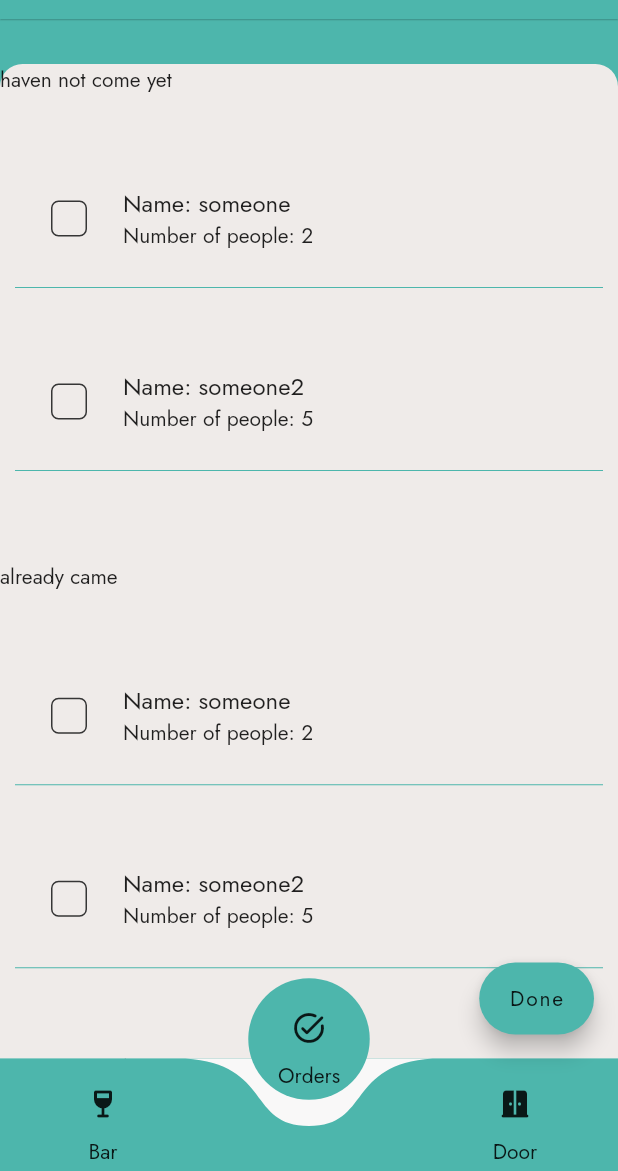
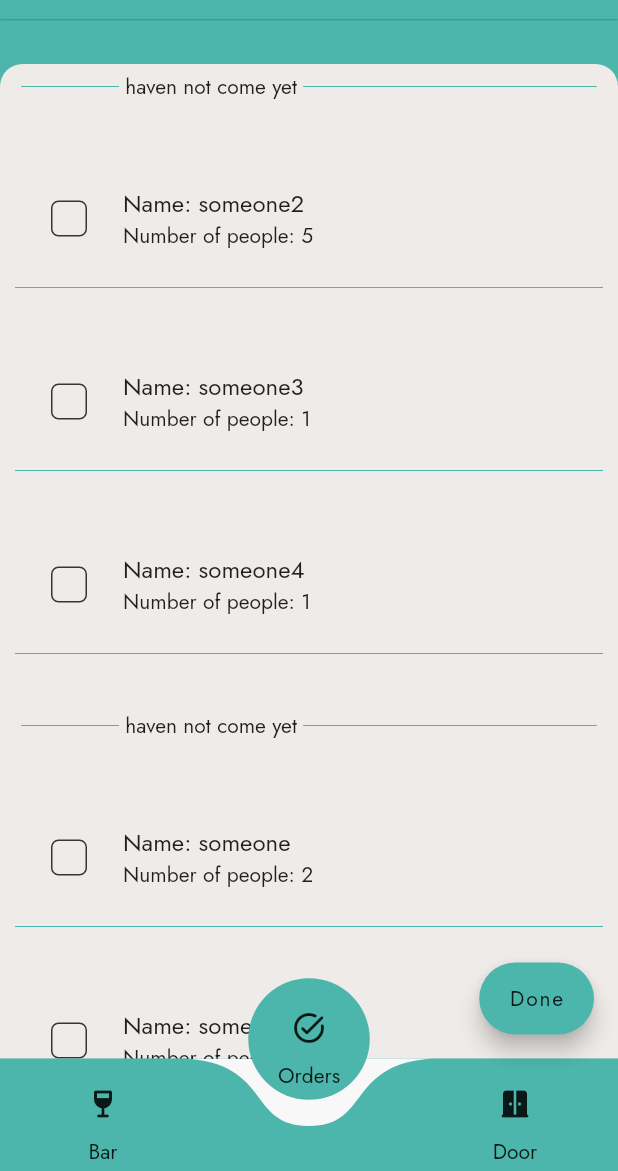
Before and after one commit to MayarAboumahmood/worker_app, a Flutter app: the BarPage screen opened by its route, item 2 of the bottom bar chosen, on a phone screen of 412 x 824 dp, the part 65-1236 px from its top. Run offline on Flutter 3.47's test engine with Material 2 defaults, Android fonts, the phone set to English and light mode, and no system bars; drawn by our look-alikes of curved_navigation_bar; our stand-ins replace auto_size_text, file_picker, get, shared_preferences, sized_context; accounts and stored records are empty.

Commit message:
complite the door page design...

```diff
--- a/worker_app/lib/general_controller/general_binding.dart
+++ b/worker_app/lib/general_controller/general_binding.dart
@@ -1,6 +1,4 @@
 import 'package:get/get.dart';
-import 'package:worker_app/view/widget/event_card.dart';
-
 import '../view/screens/settings/setting_controller.dart';
 import '../view/screens/settings/theme_controller.dart';
 import '../view/widget/drawer.dart';
@@ -11,6 +9,5 @@ class GeneralBinding implements Bindings {
     Get.put(ThemeController());
     Get.put(SlideDrawerController());
     Get.lazyPut(() => SettingController());
-    Get.lazyPut(() => EventCardController());
   }
 }
--- a/worker_app/lib/routes.dart
+++ b/worker_app/lib/routes.dart
@@ -2,7 +2,7 @@ import 'package:get/get.dart';
 import 'package:worker_app/view/screens/bar/bar_page.dart';
 import 'package:worker_app/view/screens/bar/bar_page_binding.dart';
 import 'package:worker_app/view/screens/cart/cart_page.dart';
-import 'package:worker_app/view/screens/event_info/event_binding.dart';
+import 'package:worker_app/view/screens/event_info/event_info_binding.dart';
 import 'package:worker_app/view/screens/event_info/event_info_page.dart';
 import 'package:worker_app/view/screens/event_page/event_page.dart';
 import 'package:worker_app/view/screens/event_page/event_page_binding.dart';
--- a/worker_app/lib/view/screens/bar/bar_page.dart
+++ b/worker_app/lib/view/screens/bar/bar_page.dart
@@ -26,7 +26,8 @@ class BarPage extends StatelessWidget {
         length: 1,
         initialIndex: 0,
         child: Scaffold(
-          floatingActionButton: Obx(() => SizedBox(
+          floatingActionButton: controller.page.value == 0
+              ? Obx(() => SizedBox(
                     height: 100,
                     child: AnimatedAlign(
                       duration: const Duration(milliseconds: 500),
@@ -46,9 +47,11 @@ class BarPage extends StatelessWidget {
                             onpressedDone(
                                 controller.page.value, drinkCardController);
                           },
-                      label: Text('Done'.tr, style: generalTextStyle(null))),
+                          label:
+                              Text('Done'.tr, style: generalTextStyle(null))),
                     ),
-              )),
+                  ))
+              : null,
           extendBody: true,
           appBar: createAppBar(size),
           drawer: ProjectDrawer(),
@@ -87,8 +90,8 @@ class BarPage extends StatelessWidget {
     List<Widget> list = [
       buildBarGridView(Colors.black, context, drinkCardController),
       // buildBarGridView(Colors.blue, context, drinkCardController),
-      reservationList(),
-      reservationList(),
+      attendanceList(),
+      attendanceList(),
     ];
     return ([list[controller.page.value]]);
   }
--- a/worker_app/lib/view/screens/door/door_page.dart
+++ b/worker_app/lib/view/screens/door/door_page.dart
@@ -1,7 +1,7 @@
 // ignore_for_file: public_member_api_docs, sort_constructors_first
 import 'package:flutter/material.dart';
 import 'package:get/get.dart';
-import 'package:worker_app/constant/text_style.dart';
+import 'package:worker_app/view/widget/divider_with_word.dart';
 
 import '../../widget/reservation_card.dart';
 
@@ -19,76 +19,43 @@ List<Widget> notCameReservatons = [
   ReservationCard(
       reservation: Reservation(eventId: 1, name: 'someone', number: 2)),
   ReservationCard(
-      reservation: Reservation(eventId: 1, name: 'someone2', number: 5)),
+      reservation: Reservation(eventId: 2, name: 'someone2', number: 5)),
   ReservationCard(
-      reservation: Reservation(eventId: 1, name: 'someone3', number: 1)),
+      reservation: Reservation(eventId: 3, name: 'someone3', number: 1)),
   ReservationCard(
-      reservation: Reservation(eventId: 1, name: 'someone4', number: 1)),
+      reservation: Reservation(eventId: 4, name: 'someone4', number: 1)),
   ReservationCard(
-      reservation: Reservation(eventId: 1, name: 'someone', number: 2)),
-  ReservationCard(
-      reservation: Reservation(eventId: 1, name: 'someone2', number: 5)),
-  ReservationCard(
-      reservation: Reservation(eventId: 1, name: 'someone3', number: 1)),
-  ReservationCard(
-      reservation: Reservation(eventId: 1, name: 'someone4', number: 1)),
+      reservation: Reservation(eventId: 5, name: 'someone5', number: 2)),
 ];
-Widget cameReservationList() {
+
+Widget attendanceList() {
   return ListView.builder(
     padding: const EdgeInsets.symmetric(vertical: 20),
-    itemCount: cameReservatons.length - 1,
+    itemCount: cameReservatons.length + notCameReservatons.length + 1,
     itemBuilder: (context, index) {
+      print('index: ${index}');
+
       return Padding(
         padding: const EdgeInsets.symmetric(horizontal: 10, vertical: 15),
-        child: cameReservatons[index],
+        child: index == 0
+            ? Column(
+                children: [
+                  dividerWithWord('haven not come yet'.tr),
+                  const SizedBox(height: 10),
+                ],
+              )
+            : index < cameReservatons.length
+                ? cameReservatons[index]
+                : index == cameReservatons.length
+                    ? Column(
+                        children: [
+                          dividerWithWord('haven not come yet'.tr),
+                          const SizedBox(height: 10),
+                        ],
+                      )
+                    : notCameReservatons[index - cameReservatons.length - 1],
       );
     },
-  );
-}
-
-Widget notCameReservationList() {
-  return ListView.builder(
-    padding: const EdgeInsets.symmetric(vertical: 20),
-    itemCount: notCameReservatons.length - 1,
-    itemBuilder: (context, index) {
-      return Padding(
-        padding: const EdgeInsets.symmetric(horizontal: 10, vertical: 15),
-        child: notCameReservatons[index],
-      );
-    },
-  );
-}
-
-Widget reservationList() {
-  return Column(
-    children: [
-      const SizedBox(
-        height: 30,
-      ),
-      dividerWithWord('haven not come yet'.tr),
-      const SizedBox(
-        height: 10,
-      ),
-      Expanded(child: notCameReservationList()),
-      dividerWithWord('already came'.tr),
-      const SizedBox(
-        height: 10,
-      ),
-      Expanded(child: cameReservationList())
-    ],
-  );
-}
-
-Widget dividerWithWord(String word) {
-  return Row(
-    children: [
-      const Divider(),
-      Text(
-        word,
-        style: generalTextStyle(null),
-      ),
-      const Divider(),
-    ],
   );
 }
 
--- a/worker_app/lib/view/screens/event_info/event_info_page.dart
+++ b/worker_app/lib/view/screens/event_info/event_info_page.dart
@@ -1,7 +1,6 @@
 import 'package:auto_size_text/auto_size_text.dart';
 import 'package:flutter/material.dart';
 import 'package:get/get.dart';
-import 'package:worker_app/view/widget/event_card.dart';
 import 'package:worker_app/view/widget/new_event_card.dart';
 
 import '../../../constant/fonts.dart';
--- a/worker_app/lib/view/screens/event_page/event_page_binding.dart
+++ b/worker_app/lib/view/screens/event_page/event_page_binding.dart
@@ -1,5 +1,6 @@
 import 'package:get/get.dart';
 import 'package:worker_app/view/screens/event_page/event_page_controller.dart';
+import 'package:worker_app/view/widget/new_event_card.dart';
 
 class EventPageBinding implements Bindings {
   @override
```
Also changed, not shown: worker_app/lib/view/screens/event_info/event_binding.dart (deleted, +0 -9 lines), worker_app/lib/view/screens/event_info/event_info_binding.dart (added, +11 -0 lines), worker_app/lib/view/widget/event_card.dart (+23 -23 lines), worker_app/lib/view/widget/new_event_card.dart (+25 -0 lines), worker_app/lib/view/screens/event_info/event_info_controller.dart (renamed from worker_app/lib/view/screens/event_info/event_controller.dart). Lines whose indentation alone changed are shown as unchanged.
